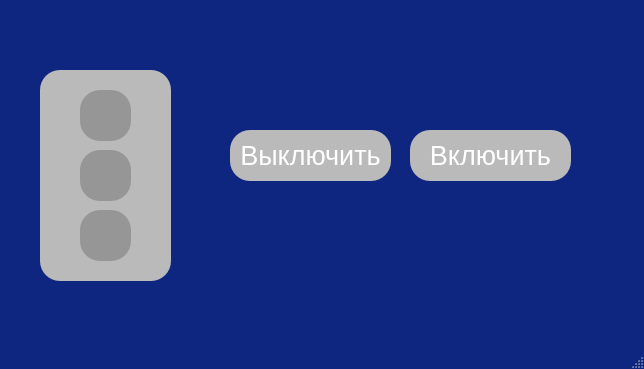
Old version of the form qt_p_1_d.ui in the repository k-bar-n/qt.
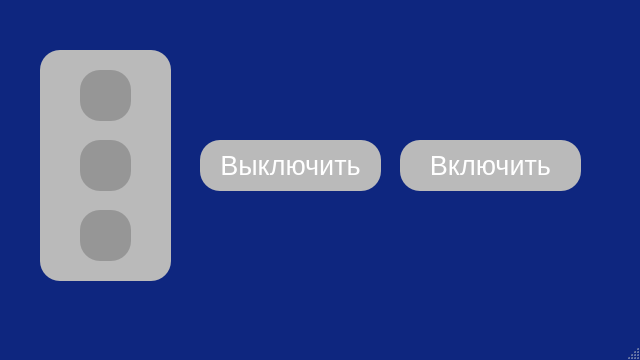
New version of the form.

```diff
--- a/qt_p_1_d.ui
+++ b/qt_p_1_d.ui
@@ -6,14 +6,14 @@
    <rect>
     <x>0</x>
     <y>0</y>
-    <width>644</width>
-    <height>369</height>
+    <width>640</width>
+    <height>360</height>
    </rect>
   </property>
   <property name="minimumSize">
    <size>
-    <width>530</width>
-    <height>150</height>
+    <width>640</width>
+    <height>360</height>
    </size>
   </property>
   <property name="windowTitle">
@@ -63,9 +63,9 @@
     <property name="geometry">
      <rect>
       <x>40</x>
-      <y>70</y>
+      <y>50</y>
       <width>131</width>
-      <height>211</height>
+      <height>231</height>
      </rect>
     </property>
     <property name="title">
@@ -75,7 +75,7 @@
      <property name="geometry">
       <rect>
        <x>40</x>
-       <y>80</y>
+       <y>90</y>
        <width>51</width>
        <height>51</height>
       </rect>
@@ -117,7 +117,7 @@
      <property name="geometry">
       <rect>
        <x>40</x>
-       <y>140</y>
+       <y>160</y>
        <width>51</width>
        <height>51</height>
       </rect>
@@ -138,9 +138,9 @@
    <widget class="QPushButton" name="Button_off">
     <property name="geometry">
      <rect>
-      <x>230</x>
-      <y>130</y>
-      <width>161</width>
+      <x>200</x>
+      <y>140</y>
+      <width>181</width>
       <height>51</height>
      </rect>
     </property>
@@ -159,9 +159,9 @@
    <widget class="QPushButton" name="Button_on">
     <property name="geometry">
      <rect>
-      <x>410</x>
-      <y>130</y>
-      <width>161</width>
+      <x>400</x>
+      <y>140</y>
+      <width>181</width>
       <height>51</height>
      </rect>
     </property>
```
